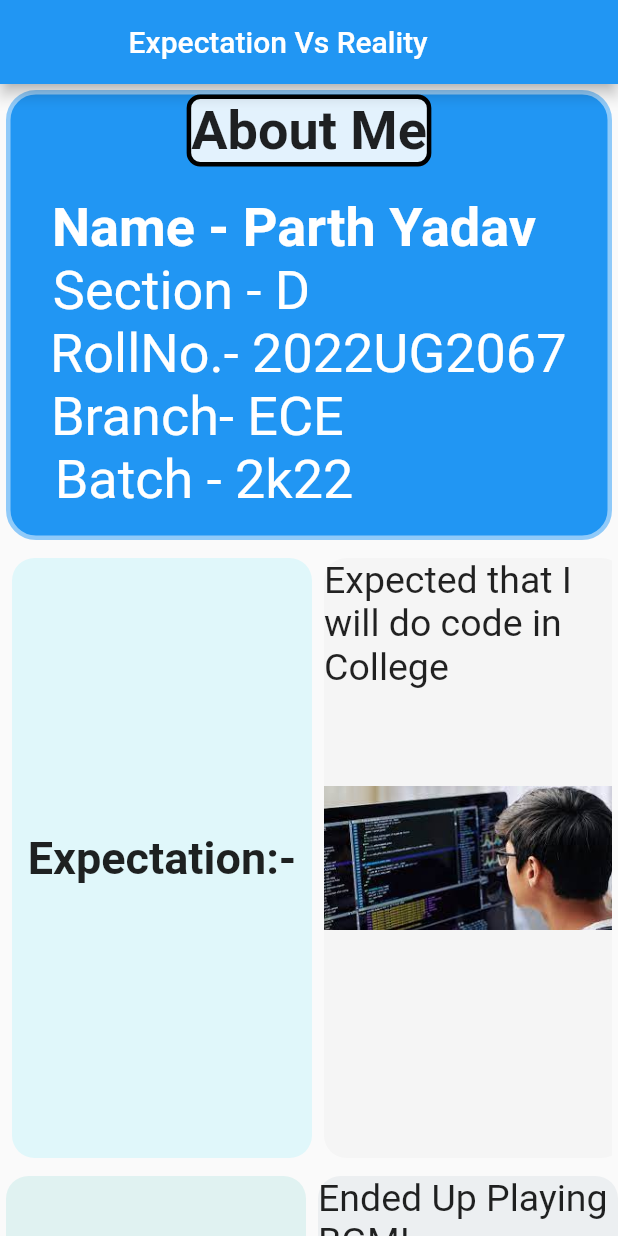
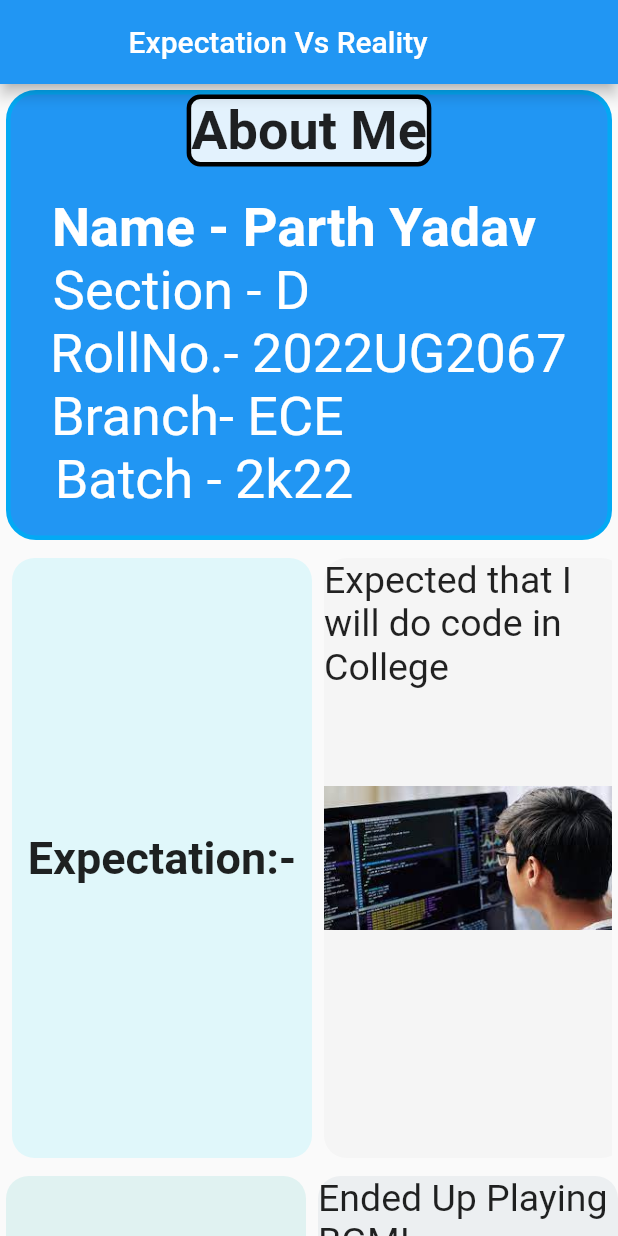
Before and after one commit to Parthyadav05/assignment, a Flutter app: the screen it shows after launch, on a phone screen of 412 x 824 dp. Run offline on Flutter 3.47's test engine with Material 2 defaults, Android fonts, the phone set to English and light mode, and no system bars.

Commit message:
Final version

```diff
--- a/lib/main.dart
+++ b/lib/main.dart
@@ -101,7 +101,8 @@ body:SingleChildScrollView(
               borderRadius: BorderRadius.circular(20),
               border: Border.all(
                 width: 3,
-                color: Colors.blue.shade200,
+                color: Colors.lightBlue,
+
               ),
 
 
```
